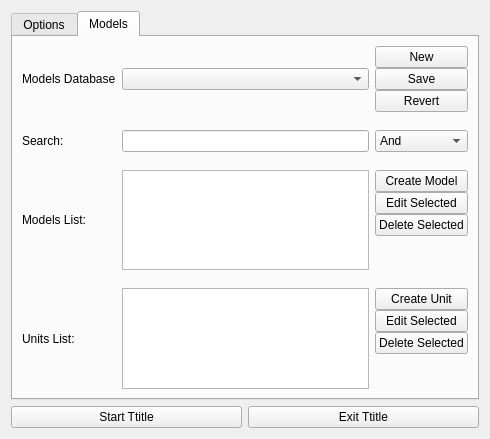
First picture: the form in titles/Warmachine/ui/title_widget.ui, repository madesjardins/AiWarmachine, before the edit.
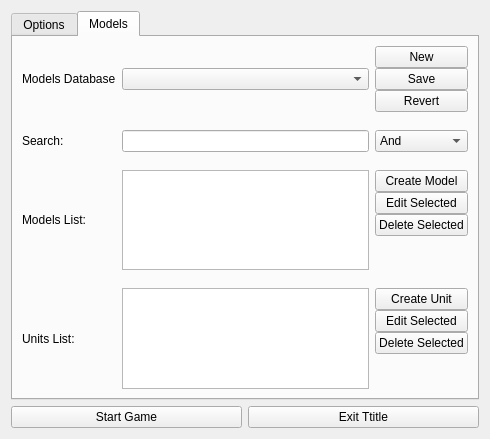
Second picture: the form after the edit.

The edit to the form file:
```diff
--- a/titles/Warmachine/ui/title_widget.ui
+++ b/titles/Warmachine/ui/title_widget.ui
@@ -318,7 +318,7 @@
         <enum>Qt::NoFocus</enum>
        </property>
        <property name="text">
-        <string>Start Ttitle</string>
+        <string>Start Game</string>
        </property>
       </widget>
      </item>
```
Left out of the diff: 4 changed lines with no effect on the pictures.
